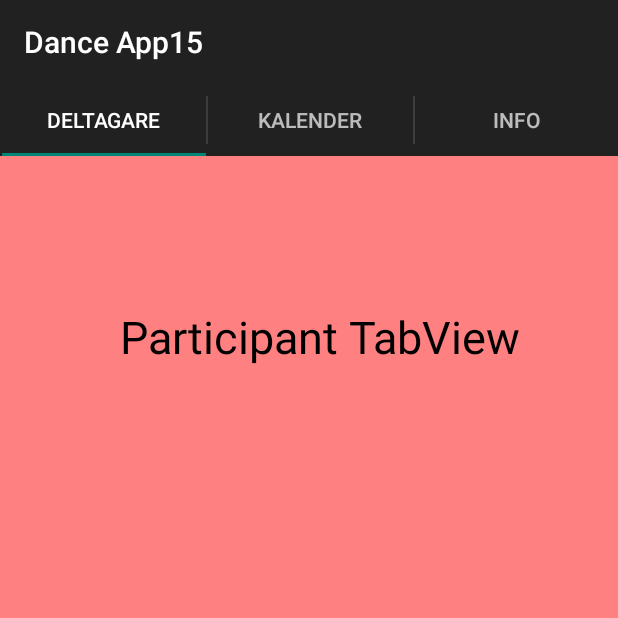
After one commit to Didoniac/Dance-App15, an Android app: the AdminDetailActivity screen opened directly, with no data from a screen before it, on a phone screen of 412 x 824 dp, the top half of it. The commit adds this screen. Run offline under Robolectric (Android 15) with nearby library versions, the phone set to English and light mode, and no system bars.

Commit message:
Tabview Fragment from Dhana

```diff
--- a/app/build.gradle
+++ b/app/build.gradle
@@ -21,6 +21,7 @@ android {
 
 dependencies {
     compile fileTree(dir: 'libs', include: ['*.jar'])
-    compile 'com.android.support:appcompat-v7:23.1.1'
-    compile 'com.android.support:design:23.1.1'
+    compile 'com.android.support:appcompat-v7:23.2.1'
+    compile 'com.android.support:design:23.2.1'
+    compile 'com.android.support:support-v4:23.2.1'
 }
--- /dev/null
+++ b/app/src/main/java/com/example/umyhpuscdi/danceapp15/AdminDetailActivity.java
@@ -0,0 +1,84 @@
+package com.example.umyhpuscdi.danceapp15;
+
+import android.os.Bundle;
+import android.support.annotation.Nullable;
+import android.support.v4.app.Fragment;
+import android.support.v4.app.FragmentTransaction;
+import android.support.v4.view.ViewPager;
+import android.support.v7.app.ActionBar;
+import android.support.v7.app.AppCompatActivity;
+
+import java.util.List;
+import java.util.Vector;
+
+/**
+ * Created by umyharumdh on 2016-04-27.
+ */
+public class AdminDetailActivity extends AppCompatActivity {
+
+    @Override
+    protected void onCreate(@Nullable Bundle savedInstanceState) {
+        super.onCreate(savedInstanceState);
+        setContentView(R.layout.activity_admin_detail);
+
+        //Adding Fragment java class here...
+        List<Fragment> fragmentlist_tabview = new Vector<>();
+        fragmentlist_tabview.add(Fragment.instantiate(this,Participant_TabView.class.getName()));
+        fragmentlist_tabview.add(Fragment.instantiate(this,Calender_TabView.class.getName()));
+        fragmentlist_tabview.add(Fragment.instantiate(this,Info_TabView.class.getName()));
+
+        PageAdapter pageAdapter = new PageAdapter(getSupportFragmentManager(),fragmentlist_tabview);
+        final ViewPager viewPager = (ViewPager)findViewById(R.id.admin_detail_viewpager);
+        viewPager.setAdapter(pageAdapter);
+
+        // starts ActionBar Tablistener
+        final ActionBar actionBar = getSupportActionBar();
+        actionBar.setNavigationMode(actionBar.NAVIGATION_MODE_TABS);
+
+        final ActionBar.TabListener tabListener = new ActionBar.TabListener() {
+            @Override
+            public void onTabSelected(ActionBar.Tab tab, FragmentTransaction ft) {
+
+                viewPager.setCurrentItem(tab.getPosition());
+            }
+
+            @Override
+            public void onTabUnselected(ActionBar.Tab tab, FragmentTransaction ft) {
+
+            }
+
+            @Override
+            public void onTabReselected(ActionBar.Tab tab, FragmentTransaction ft) {
+
+            }
+        };
+        // ends ActionBar Tablistener
+
+                // setting text to view in Tab
+             actionBar.addTab(actionBar.newTab().setText("Deltagare").setTabListener(tabListener));
+             actionBar.addTab(actionBar.newTab().setText("Kalender").setTabListener(tabListener));
+             actionBar.addTab(actionBar.newTab().setText("Info").setTabListener(tabListener));
+
+        // starts ViewPager changeListener here....
+
+             viewPager.addOnPageChangeListener(new ViewPager.OnPageChangeListener() {
+                 @Override
+                 public void onPageScrolled(int position, float positionOffset, int positionOffsetPixels) {
+
+                 }
+
+                 @Override
+                 public void onPageSelected(int position) {
+                     actionBar.setSelectedNavigationItem(position);
+
+                 }
+
+                 @Override
+                 public void onPageScrollStateChanged(int state) {
+
+                 }
+             });
+        // ends ViewPager changeListener here....
+
+    } // ends OnCreate
+} //ends AdminDetailActivity
--- /dev/null
+++ b/app/src/main/java/com/example/umyhpuscdi/danceapp15/Calender_TabView.java
@@ -0,0 +1,29 @@
+package com.example.umyhpuscdi.danceapp15;
+
+
+import android.os.Bundle;
+import android.support.v4.app.Fragment;
+import android.view.LayoutInflater;
+import android.view.View;
+import android.view.ViewGroup;
+
+
+/**
+ * A simple {@link Fragment} subclass.
+ */
+public class Calender_TabView extends Fragment {
+
+
+    public Calender_TabView() {
+        // Required empty public constructor
+    }
+
+
+    @Override
+    public View onCreateView(LayoutInflater inflater, ViewGroup container,
+                             Bundle savedInstanceState) {
+        // Inflate the layout for this fragment
+        return inflater.inflate(R.layout.fragment_calender__tab_view, container, false);
+    }
+
+}
--- /dev/null
+++ b/app/src/main/java/com/example/umyhpuscdi/danceapp15/Info_TabView.java
@@ -0,0 +1,29 @@
+package com.example.umyhpuscdi.danceapp15;
+
+
+import android.os.Bundle;
+import android.support.v4.app.Fragment;
+import android.view.LayoutInflater;
+import android.view.View;
+import android.view.ViewGroup;
+
+
+/**
+ * A simple {@link Fragment} subclass.
+ */
+public class Info_TabView extends Fragment {
+
+
+    public Info_TabView() {
+        // Required empty public constructor
+    }
+
+
+    @Override
+    public View onCreateView(LayoutInflater inflater, ViewGroup container,
+                             Bundle savedInstanceState) {
+        // Inflate the layout for this fragment
+        return inflater.inflate(R.layout.fragment_info__tab_view, container, false);
+    }
+
+}
--- /dev/null
+++ b/app/src/main/java/com/example/umyhpuscdi/danceapp15/PageAdapter.java
@@ -0,0 +1,34 @@
+package com.example.umyhpuscdi.danceapp15;
+
+import android.support.v4.app.Fragment;
+import android.support.v4.app.FragmentManager;
+import android.support.v4.app.FragmentPagerAdapter;
+
+import java.util.List;
+
+/**
+ * Created by umyharumdh on 2016-04-27.
+ */
+
+// PageAdapter to view the fragments in a TabView (participant fragment, information fragment and calender fragment)....
+
+    // PageAdapter is used in UserDetailActivity.java and AdminDetailActivity.java files.
+
+public class PageAdapter extends FragmentPagerAdapter {
+    private List<Fragment> fragmentList;
+
+    public PageAdapter(FragmentManager fm, List<Fragment> fragmentList) {
+        super(fm);
+        this.fragmentList = fragmentList;
+    }
+
+    @Override
+    public Fragment getItem(int position) {
+        return fragmentList.get(position);
+    }
+
+    @Override
+    public int getCount() {
+        return fragmentList.size();
+    }
+}
--- /dev/null
+++ b/app/src/main/java/com/example/umyhpuscdi/danceapp15/Participant_TabView.java
@@ -0,0 +1,29 @@
+package com.example.umyhpuscdi.danceapp15;
+
+
+import android.os.Bundle;
+import android.support.v4.app.Fragment;
+import android.view.LayoutInflater;
+import android.view.View;
+import android.view.ViewGroup;
+
+
+/**
+ * A simple {@link Fragment} subclass.
+ */
+public class Participant_TabView extends Fragment {
+
+
+    public Participant_TabView() {
+        // Required empty public constructor
+    }
+
+
+    @Override
+    public View onCreateView(LayoutInflater inflater, ViewGroup container,
+                             Bundle savedInstanceState) {
+        // Inflate the layout for this fragment
+        return inflater.inflate(R.layout.fragment_participant__tab_view, container, false);
+    }
+
+}
--- /dev/null
+++ b/app/src/main/res/layout/activity_admin_detail.xml
@@ -0,0 +1,13 @@
+<?xml version="1.0" encoding="utf-8"?>
+<RelativeLayout xmlns:android="http://schemas.android.com/apk/res/android"
+    android:orientation="vertical" android:layout_width="match_parent"
+    android:layout_height="match_parent">
+
+    <android.support.v4.view.ViewPager
+        android:id="@+id/admin_detail_viewpager"
+        android:layout_width="match_parent"
+        android:layout_height="match_parent">
+
+    </android.support.v4.view.ViewPager>
+
+</RelativeLayout>
--- /dev/null
+++ b/app/src/main/res/layout/fragment_participant__tab_view.xml
@@ -0,0 +1,19 @@
+<LinearLayout xmlns:android="http://schemas.android.com/apk/res/android"
+    xmlns:tools="http://schemas.android.com/tools"
+    android:layout_width="match_parent"
+    android:layout_height="match_parent"
+    android:background="@color/red"
+    tools:context="com.example.umyhpuscdi.danceapp15.Participant_TabView">
+
+    <!-- TODO: Update blank fragment layout -->
+    <TextView
+        android:id="@+id/txtview_participant"
+        android:textColor="@color/black"
+        android:paddingTop="100dp"
+        android:paddingLeft="80dp"
+        android:text="Participant TabView"
+        android:textSize="30dp"
+        android:layout_width="wrap_content"
+        android:layout_height="wrap_content" />
+
+</LinearLayout>
--- a/app/src/main/res/values/color.xml
+++ b/app/src/main/res/values/color.xml
@@ -4,4 +4,8 @@
     <color name="lite_rose">#ffccff</color>
     <color name="lite_red">#ffe6e6</color>
     <color name="white">#ffffff</color>
+    <color name="red"> #ff8080</color>
+    <color name="black">#000000</color>
+    <color name="green">#00e600</color>
+    <color name="water_blue">#66ffff</color>
 </resources>
--- a/app/src/main/res/values/strings.xml
+++ b/app/src/main/res/values/strings.xml
@@ -5,6 +5,6 @@
     <string name="action_log_in">Log in (Admin)</string>
     <string name="action_settings">Settings</string>
 
-<!-- TODO: Remove or change this placeholder text -->
+    <!-- TODO: Remove or change this placeholder text -->
     <string name="hello_blank_fragment">Hello blank fragment</string>
 </resources>
```
Also changed, not shown: app/src/main/AndroidManifest.xml (+18 -0 lines), app/src/main/java/com/example/umyhpuscdi/danceapp15/UserDetailActivity.java (added, +82 -0 lines), app/src/main/res/layout/activity_user_detail.xml (added, +14 -0 lines), app/src/main/res/layout/fragment_calender__tab_view.xml (added, +20 -0 lines), app/src/main/res/layout/fragment_info__tab_view.xml (added, +21 -0 lines), 2 other files.
